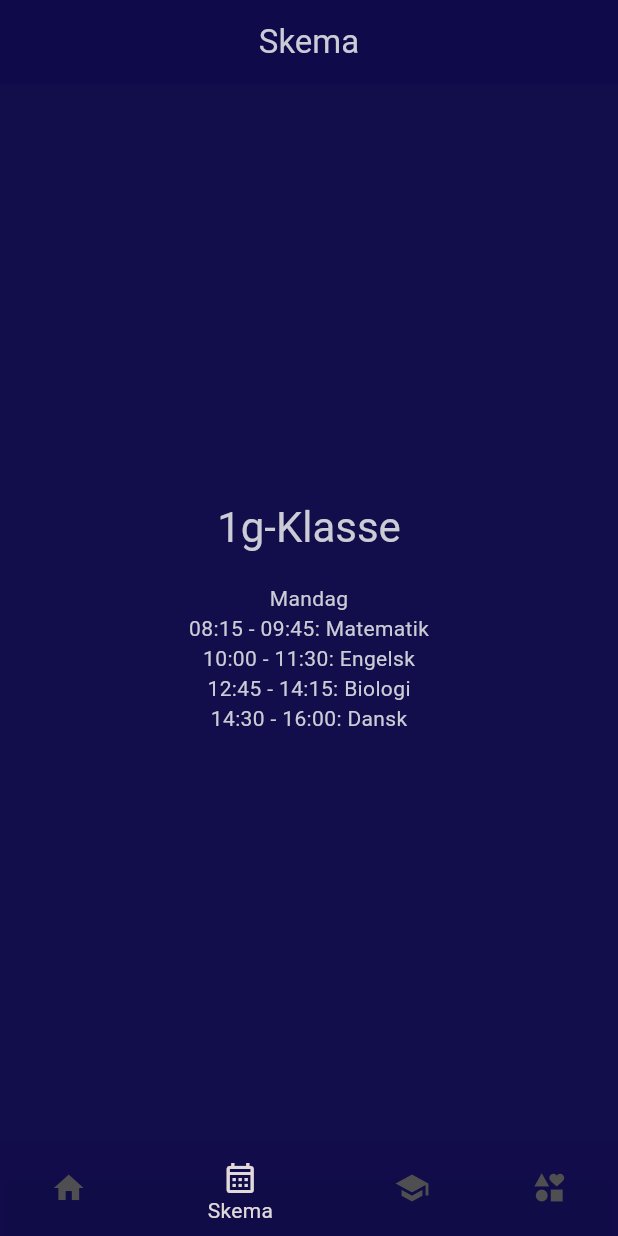
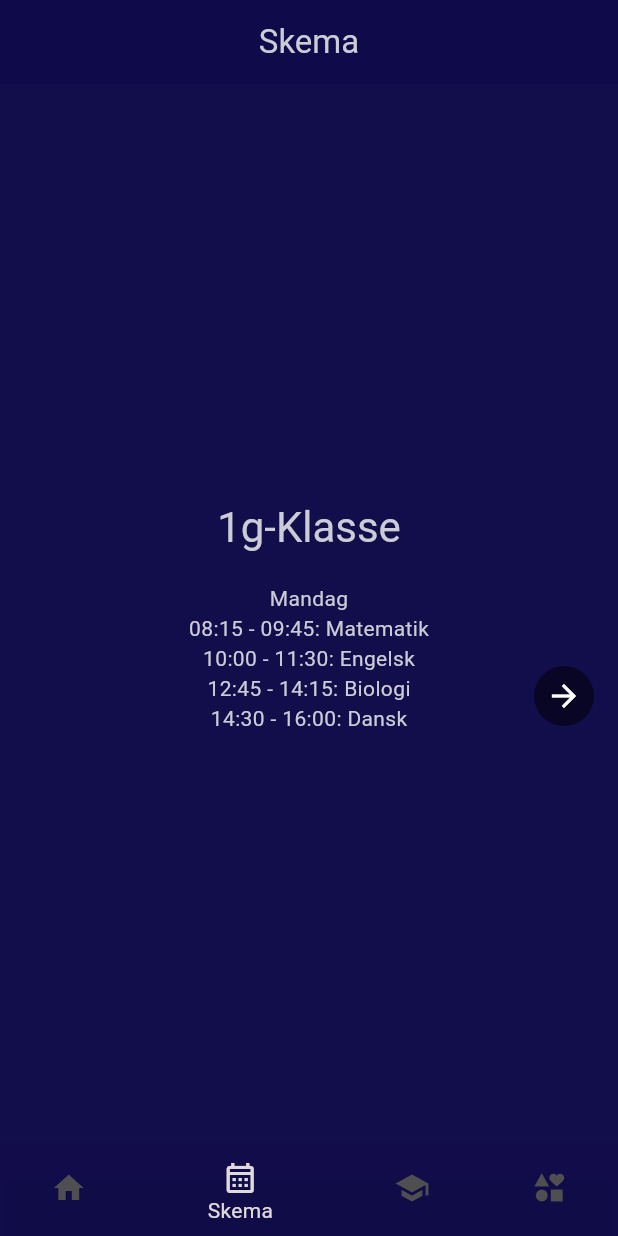
Before and after one commit to ida-fam/sukkertoppen_app, a Flutter app: the screen it shows after launch, item 2 of the bottom bar chosen, on a phone screen of 412 x 824 dp. Run offline on Flutter 3.47's test engine with Material 3 defaults, Android fonts, the phone set to English and light mode, and no system bars; our stand-ins replace webview_flutter.

Commit message:
venstre/højre navigering med pile version

```diff
--- a/lib/main.dart
+++ b/lib/main.dart
@@ -141,8 +141,16 @@ class _MainPageState extends State<MainPage> {
   }
 }
 
-class SkemaSide extends StatelessWidget {
+class SkemaSide extends StatefulWidget {
   const SkemaSide({super.key});
+
+  @override
+  _SkemaSideState createState() => _SkemaSideState();
+}
+
+class _SkemaSideState extends State<SkemaSide> {
+  final PageController _pageController = PageController();
+  int _currentPage = 0;
 
   @override
   Widget build(BuildContext context) {
@@ -151,7 +159,15 @@ class SkemaSide extends StatelessWidget {
         title: Text('Skema'),
         centerTitle: true,
       ),
-      body: PageView(
+      body: Stack(
+        children: [
+          PageView(
+            controller: _pageController,
+            onPageChanged: (index) {
+              setState(() {
+                _currentPage = index;
+              });
+            },
             children: [
               ScheduleView(
                 schedule: '1g-Klasse',
@@ -183,6 +199,36 @@ class SkemaSide extends StatelessWidget {
               ),
             ],
           ),
+          if (_currentPage > 0)
+            Positioned(
+              left: 16.0,
+              top: MediaQuery.of(context).size.height / 2 - 24,
+              child: ArrowIndicator(
+                onTap: () {
+                  _pageController.previousPage(
+                    duration: Duration(milliseconds: 300),
+                    curve: Curves.easeInOut,
+                  );
+                },
+                icon: Icons.arrow_back,
+              ),
+            ),
+          if (_currentPage < 2) // Assuming there are 3 pages (0, 1, 2)
+            Positioned(
+              right: 16.0,
+              top: MediaQuery.of(context).size.height / 2 - 24,
+              child: ArrowIndicator(
+                onTap: () {
+                  _pageController.nextPage(
+                    duration: Duration(milliseconds: 300),
+                    curve: Curves.easeInOut,
+                  );
+                },
+                icon: Icons.arrow_forward,
+              ),
+            ),
+        ],
+      ),
     );
   }
 }
@@ -191,8 +237,7 @@ class ScheduleView extends StatelessWidget {
   final String schedule;
   final List<String> timeSlots;
 
-  const ScheduleView(
-      {super.key, required this.schedule, required this.timeSlots});
+  ScheduleView({required this.schedule, required this.timeSlots});
 
   @override
   Widget build(BuildContext context) {
@@ -205,8 +250,10 @@ class ScheduleView extends StatelessWidget {
             style: Theme.of(context).textTheme.headlineMedium,
           ),
           SizedBox(height: 20),
-          ...timeSlots.map((timeSlot) =>
-              Text(timeSlot, style: Theme.of(context).textTheme.bodyMedium)),
+          ...timeSlots
+              .map((timeSlot) =>
+                  Text(timeSlot, style: Theme.of(context).textTheme.bodyMedium))
+              .toList(),
         ],
       ),
     );
@@ -254,8 +301,16 @@ class PostItPicturesPage extends StatelessWidget {
   }
 }
 
-class StudieretningerSide extends StatelessWidget {
+class StudieretningerSide extends StatefulWidget {
   const StudieretningerSide({super.key});
+
+  @override
+  _StudieretningerSideState createState() => _StudieretningerSideState();
+}
+
+class _StudieretningerSideState extends State<StudieretningerSide> {
+  final PageController _pageController = PageController();
+  int _currentPage = 0;
 
   @override
   Widget build(BuildContext context) {
@@ -263,13 +318,51 @@ class StudieretningerSide extends StatelessWidget {
       appBar: AppBar(
         title: Text('Studieretninger'),
       ),
-      body: PageView(
+      body: Stack(
+        children: [
+          PageView(
+            controller: _pageController,
+            onPageChanged: (index) {
+              setState(() {
+                _currentPage = index;
+              });
+            },
             children: courses.map((course) {
               return CourseDescriptionPage(
                 courseName: course['courseName']!,
                 description: course['description']!,
               );
             }).toList(),
+          ),
+          if (_currentPage > 0)
+            Positioned(
+              left: 16.0,
+              top: MediaQuery.of(context).size.height / 2 - 24,
+              child: ArrowIndicator(
+                onTap: () {
+                  _pageController.previousPage(
+                    duration: Duration(milliseconds: 300),
+                    curve: Curves.easeInOut,
+                  );
+                },
+                icon: Icons.arrow_back,
+              ),
+            ),
+          if (_currentPage < courses.length - 1)
+            Positioned(
+              right: 16.0,
+              top: MediaQuery.of(context).size.height / 2 - 24,
+              child: ArrowIndicator(
+                onTap: () {
+                  _pageController.nextPage(
+                    duration: Duration(milliseconds: 300),
+                    curve: Curves.easeInOut,
+                  );
+                },
+                icon: Icons.arrow_forward,
+              ),
+            ),
+        ],
       ),
     );
   }
@@ -390,3 +483,28 @@ class _WebViewPageState extends State<WebViewPage> {
     );
   }
 }
+
+class ArrowIndicator extends StatelessWidget {
+  final VoidCallback onTap;
+  final IconData icon;
+
+  ArrowIndicator({required this.onTap, required this.icon});
+
+  @override
+  Widget build(BuildContext context) {
+    return GestureDetector(
+      onTap: onTap,
+      child: Container(
+        padding: EdgeInsets.all(8.0),
+        decoration: BoxDecoration(
+          color: Colors.black.withOpacity(0.5),
+          shape: BoxShape.circle,
+        ),
+        child: Icon(
+          icon,
+          color: Colors.white,
+        ),
+      ),
+    );
+  }
+}
```
Lines whose indentation alone changed are shown as unchanged.
